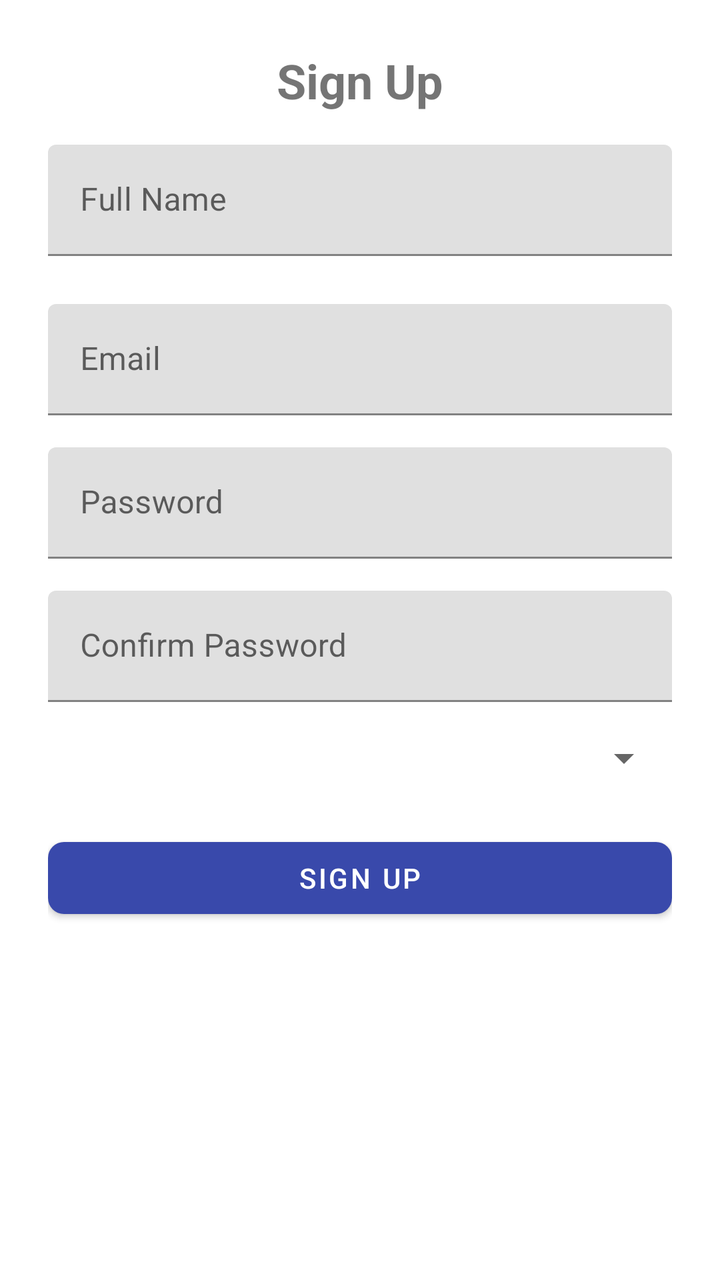
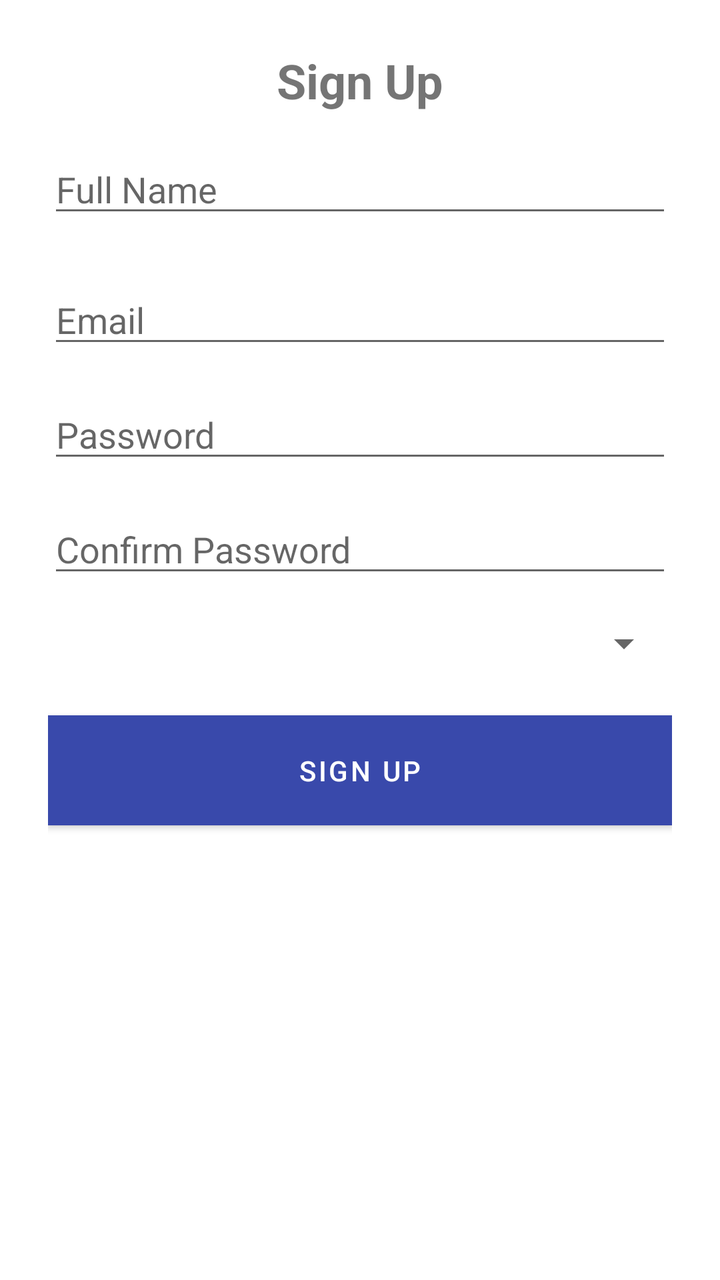

The first picture is an Android layout as it rendered before a commit; the second is the same layout after the commit. The layout source and the unified diff follow.
<!-- AndroidManifest.xml: application theme Theme.YouthSphere -->
<!-- res/layout/fragment_signup.xml -->
<?xml version="1.0" encoding="utf-8"?>
<androidx.constraintlayout.widget.ConstraintLayout
    xmlns:android="http://schemas.android.com/apk/res/android"
    xmlns:app="http://schemas.android.com/apk/res-auto"
    android:layout_width="match_parent"
    android:layout_height="match_parent">

    
    <androidx.constraintlayout.widget.ConstraintLayout
        android:id="@+id/contentContainer"
        android:layout_width="0dp"
        android:layout_height="0dp"
        android:padding="24dp"
        app:layout_constraintBottom_toBottomOf="parent"
        app:layout_constraintEnd_toEndOf="parent"
        app:layout_constraintStart_toStartOf="parent"
        app:layout_constraintTop_toTopOf="parent">

        
        <TextView
            android:id="@+id/signupTitle"
            android:layout_width="wrap_content"
            android:layout_height="wrap_content"
            android:text="@string/sign_up"
            android:textSize="24sp"
            android:textStyle="bold"
            app:layout_constraintTop_toTopOf="parent"
            app:layout_constraintStart_toStartOf="parent"
            app:layout_constraintEnd_toEndOf="parent" />

        
        <com.google.android.material.textfield.TextInputLayout
            android:id="@+id/signupFullNameLayout"
            android:layout_width="0dp"
            android:layout_height="wrap_content"
            android:hint="@string/full_name"
            app:layout_constraintTop_toBottomOf="@id/signupTitle"
            app:layout_constraintStart_toStartOf="parent"
            app:layout_constraintEnd_toEndOf="parent"
            android:layout_marginTop="16dp">

            <com.google.android.material.textfield.TextInputEditText
                android:id="@+id/signupFullNameEditText"
                android:layout_width="match_parent"
                android:layout_height="wrap_content"
                android:inputType="textPersonName" />
        </com.google.android.material.textfield.TextInputLayout>

        
        <com.google.android.material.textfield.TextInputLayout
            android:id="@+id/signupEmailLayout"
            android:layout_width="0dp"
            android:layout_height="wrap_content"
            android:hint="@string/email"
            app:layout_constraintTop_toBottomOf="@id/signupFullNameLayout"
            app:layout_constraintStart_toStartOf="parent"
            app:layout_constraintEnd_toEndOf="parent"
            android:layout_marginTop="24dp">

            <com.google.android.material.textfield.TextInputEditText
                android:id="@+id/signupEmailEditText"
                android:layout_width="match_parent"
                android:layout_height="wrap_content"
                android:inputType="textEmailAddress" />
        </com.google.android.material.textfield.TextInputLayout>

        
        <com.google.android.material.textfield.TextInputLayout
            android:id="@+id/signupPasswordLayout"
            android:layout_width="0dp"
            android:layout_height="wrap_content"
            android:hint="@string/password"
            app:layout_constraintTop_toBottomOf="@id/signupEmailLayout"
            app:layout_constraintStart_toStartOf="parent"
            app:layout_constraintEnd_toEndOf="parent"
            android:layout_marginTop="16dp">

            <com.google.android.material.textfield.TextInputEditText
                android:id="@+id/signupPasswordEditText"
                android:layout_width="match_parent"
                android:layout_height="wrap_content"
                android:inputType="textPassword" />
        </com.google.android.material.textfield.TextInputLayout>

        
        <com.google.android.material.textfield.TextInputLayout
            android:id="@+id/confirmPasswordLayout"
            android:layout_width="0dp"
            android:layout_height="wrap_content"
            android:hint="@string/confirm_password"
            app:layout_constraintTop_toBottomOf="@id/signupPasswordLayout"
            app:layout_constraintStart_toStartOf="parent"
            app:layout_constraintEnd_toEndOf="parent"
            android:layout_marginTop="16dp">

            <com.google.android.material.textfield.TextInputEditText
                android:id="@+id/confirmPasswordEditText"
                android:layout_width="match_parent"
                android:layout_height="wrap_content"
                android:inputType="textPassword" />
        </com.google.android.material.textfield.TextInputLayout>

        
        <Spinner
            android:id="@+id/roleSpinner"
            android:layout_width="0dp"
            android:layout_height="wrap_content"
            android:layout_marginTop="16dp"
            app:layout_constraintTop_toBottomOf="@id/confirmPasswordLayout"
            app:layout_constraintStart_toStartOf="parent"
            app:layout_constraintEnd_toEndOf="parent" />

        
        <com.google.android.material.button.MaterialButton
            android:id="@+id/signupButton"
            android:layout_width="0dp"
            android:layout_height="wrap_content"
            android:text="@string/sign_up"
            app:cornerRadius="8dp"
            app:layout_constraintTop_toBottomOf="@id/roleSpinner"
            app:layout_constraintStart_toStartOf="parent"
            app:layout_constraintEnd_toEndOf="parent"
            android:layout_marginTop="24dp"/>

    </androidx.constraintlayout.widget.ConstraintLayout>

    
    <FrameLayout
        android:id="@+id/loadingOverlay"
        android:layout_width="match_parent"
        android:layout_height="match_parent"
        android:background="#80000000"
        android:visibility="gone"
        app:layout_constraintBottom_toBottomOf="parent"
        app:layout_constraintEnd_toEndOf="parent"
        app:layout_constraintStart_toStartOf="parent"
        app:layout_constraintTop_toTopOf="parent">

        <com.airbnb.lottie.LottieAnimationView
            android:id="@+id/loadingAnimation"
            android:layout_width="150dp"
            android:layout_height="150dp"
            android:layout_gravity="center"
            app:lottie_autoPlay="false"
            app:lottie_cacheComposition="true"
            app:lottie_loop="true" />
    </FrameLayout>

</androidx.constraintlayout.widget.ConstraintLayout>
<!-- resources referenced by this layout -->
<resources>
  <string name="confirm_password">Confirm Password</string>
  <string name="email">Email</string>
  <string name="full_name">Full Name</string>
  <string name="password">Password</string>
  <string name="sign_up">Sign Up</string>
  <style name="Theme.YouthSphere" parent="Theme.MaterialComponents.DayNight.NoActionBar">
          
          <item name="colorPrimary">@color/indigo_600</item>
          <item name="colorPrimaryVariant">@color/indigo_800</item>
          <item name="colorOnPrimary">@color/white</item>
  
          
          <item name="colorSecondary">@color/amber_400</item>
          <item name="colorSecondaryVariant">@color/amber_600</item>
          <item name="colorOnSecondary">@color/black</item>
  
          
          <item name="android:windowBackground">@color/white</item>
          <item name="colorSurface">@color/white</item>
          <item name="colorOnBackground">@color/black</item>
          <item name="colorOnSurface">@color/black</item>
  
          
          <item name="android:statusBarColor">@color/indigo_800</item>
  
          
          <item name="actionBarTheme">@style/ThemeOverlay.MaterialComponents.Dark.ActionBar</item>
          <item name="actionBarPopupTheme">@style/ThemeOverlay.MaterialComponents.Light</item>
  
          
          <item name="popupMenuStyle">@style/PopupMenu.MaterialComponents</item>
      </style>
  <color name="indigo_600">#3949AB</color>
  <color name="indigo_800">#283593</color>
  <color name="white">#FFFFFF</color>
  <color name="amber_400">#FFCA28</color>
  <color name="amber_600">#FFB300</color>
  <color name="black">#000000</color>
  <style name="ThemeOverlay.MaterialComponents.Dark.ActionBar">
          <item name="android:textColorPrimary">@color/white</item>
          <item name="colorControlNormal">@color/white</item>
          <item name="android:textColorSecondary">@color/white</item>
      </style>
  <style name="ThemeOverlay.MaterialComponents.Light">
          <item name="android:textColorPrimary">@color/black</item>
          <item name="android:background">@color/white</item>
      </style>
  <style name="PopupMenu.MaterialComponents" parent="@style/Widget.MaterialComponents.PopupMenu">
          <item name="android:textColor">?attr/colorOnSurface</item>
          <item name="android:background">?attr/colorSurface</item>
          <item name="android:dropDownVerticalOffset">4dp</item>
      </style>
</resources>

<!-- the commit's change to res/layout/fragment_signup.xml (unified diff, before → after) -->
@@ -11,10 +11,10 @@
         android:layout_width="0dp"
         android:layout_height="0dp"
         android:padding="24dp"
+        app:layout_constraintTop_toTopOf="parent"
         app:layout_constraintBottom_toBottomOf="parent"
-        app:layout_constraintEnd_toEndOf="parent"
         app:layout_constraintStart_toStartOf="parent"
-        app:layout_constraintTop_toTopOf="parent">
+        app:layout_constraintEnd_toEndOf="parent">
 
         
         <TextView
@@ -29,76 +29,52 @@
             app:layout_constraintEnd_toEndOf="parent" />
 
         
-        <com.google.android.material.textfield.TextInputLayout
-            android:id="@+id/signupFullNameLayout"
+        <EditText
+            android:id="@+id/signupFullNameEditText"
             android:layout_width="0dp"
             android:layout_height="wrap_content"
             android:hint="@string/full_name"
+            android:inputType="textPersonName"
             app:layout_constraintTop_toBottomOf="@id/signupTitle"
             app:layout_constraintStart_toStartOf="parent"
             app:layout_constraintEnd_toEndOf="parent"
-            android:layout_marginTop="16dp">
-
-            <com.google.android.material.textfield.TextInputEditText
-                android:id="@+id/signupFullNameEditText"
-                android:layout_width="match_parent"
-                android:layout_height="wrap_content"
-                android:inputType="textPersonName" />
-        </com.google.android.material.textfield.TextInputLayout>
+            android:layout_marginTop="16dp" />
 
         
-        <com.google.android.material.textfield.TextInputLayout
-            android:id="@+id/signupEmailLayout"
+        <EditText
+            android:id="@+id/signupEmailEditText"
             android:layout_width="0dp"
             android:layout_height="wrap_content"
             android:hint="@string/email"
-            app:layout_constraintTop_toBottomOf="@id/signupFullNameLayout"
+            android:inputType="textEmailAddress"
+            app:layout_constraintTop_toBottomOf="@id/signupFullNameEditText"
             app:layout_constraintStart_toStartOf="parent"
             app:layout_constraintEnd_toEndOf="parent"
-            android:layout_marginTop="24dp">
-
-            <com.google.android.material.textfield.TextInputEditText
-                android:id="@+id/signupEmailEditText"
-                android:layout_width="match_parent"
-                android:layout_height="wrap_content"
-                android:inputType="textEmailAddress" />
-        </com.google.android.material.textfield.TextInputLayout>
+            android:layout_marginTop="24dp" />
 
         
-        <com.google.android.material.textfield.TextInputLayout
-            android:id="@+id/signupPasswordLayout"
+        <EditText
+            android:id="@+id/signupPasswordEditText"
             android:layout_width="0dp"
             android:layout_height="wrap_content"
             android:hint="@string/password"
-            app:layout_constraintTop_toBottomOf="@id/signupEmailLayout"
+            android:inputType="textPassword"
+            app:layout_constraintTop_toBottomOf="@id/signupEmailEditText"
             app:layout_constraintStart_toStartOf="parent"
             app:layout_constraintEnd_toEndOf="parent"
-            android:layout_marginTop="16dp">
-
-            <com.google.android.material.textfield.TextInputEditText
-                android:id="@+id/signupPasswordEditText"
-                android:layout_width="match_parent"
-                android:layout_height="wrap_content"
-                android:inputType="textPassword" />
-        </com.google.android.material.textfield.TextInputLayout>
+            android:layout_marginTop="16dp" />
 
         
-        <com.google.android.material.textfield.TextInputLayout
-            android:id="@+id/confirmPasswordLayout"
+        <EditText
+            android:id="@+id/confirmPasswordEditText"
             android:layout_width="0dp"
             android:layout_height="wrap_content"
             android:hint="@string/confirm_password"
-            app:layout_constraintTop_toBottomOf="@id/signupPasswordLayout"
+            android:inputType="textPassword"
+            app:layout_constraintTop_toBottomOf="@id/signupPasswordEditText"
             app:layout_constraintStart_toStartOf="parent"
             app:layout_constraintEnd_toEndOf="parent"
-            android:layout_marginTop="16dp">
-
-            <com.google.android.material.textfield.TextInputEditText
-                android:id="@+id/confirmPasswordEditText"
-                android:layout_width="match_parent"
-                android:layout_height="wrap_content"
-                android:inputType="textPassword" />
-        </com.google.android.material.textfield.TextInputLayout>
+            android:layout_marginTop="16dp" />
 
         
         <Spinner
@@ -106,21 +82,23 @@
             android:layout_width="0dp"
             android:layout_height="wrap_content"
             android:layout_marginTop="16dp"
-            app:layout_constraintTop_toBottomOf="@id/confirmPasswordLayout"
+            app:layout_constraintTop_toBottomOf="@id/confirmPasswordEditText"
             app:layout_constraintStart_toStartOf="parent"
             app:layout_constraintEnd_toEndOf="parent" />
 
         
-        <com.google.android.material.button.MaterialButton
+        <Button
             android:id="@+id/signupButton"
             android:layout_width="0dp"
             android:layout_height="wrap_content"
             android:text="@string/sign_up"
-            app:cornerRadius="8dp"
+            android:background="@android:color/holo_blue_light"
+            android:textColor="@android:color/white"
+            android:padding="12dp"
             app:layout_constraintTop_toBottomOf="@id/roleSpinner"
             app:layout_constraintStart_toStartOf="parent"
             app:layout_constraintEnd_toEndOf="parent"
-            android:layout_marginTop="24dp"/>
+            android:layout_marginTop="24dp" />
 
     </androidx.constraintlayout.widget.ConstraintLayout>
 
@@ -131,19 +109,18 @@
         android:layout_height="match_parent"
         android:background="#80000000"
         android:visibility="gone"
+        app:layout_constraintTop_toTopOf="parent"
         app:layout_constraintBottom_toBottomOf="parent"
-        app:layout_constraintEnd_toEndOf="parent"
         app:layout_constraintStart_toStartOf="parent"
-        app:layout_constraintTop_toTopOf="parent">
+        app:layout_constraintEnd_toEndOf="parent">
 
-        <com.airbnb.lottie.LottieAnimationView
-            android:id="@+id/loadingAnimation"
-            android:layout_width="150dp"
-            android:layout_height="150dp"
+        <ProgressBar
+            android:id="@+id/loadingProgressBar"
+            android:layout_width="wrap_content"
+            android:layout_height="wrap_content"
             android:layout_gravity="center"
-            app:lottie_autoPlay="false"
-            app:lottie_cacheComposition="true"
-            app:lottie_loop="true" />
+            android:indeterminate="true"
+            style="?android:attr/progressBarStyleLarge" />
     </FrameLayout>
 
 </androidx.constraintlayout.widget.ConstraintLayout>
